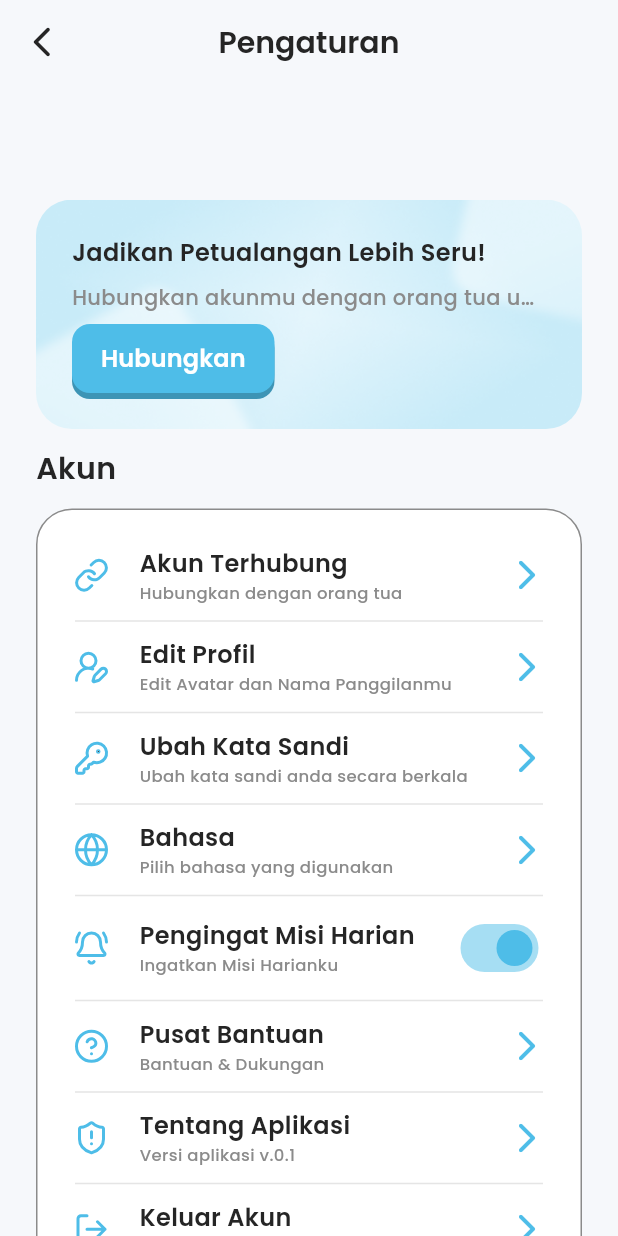
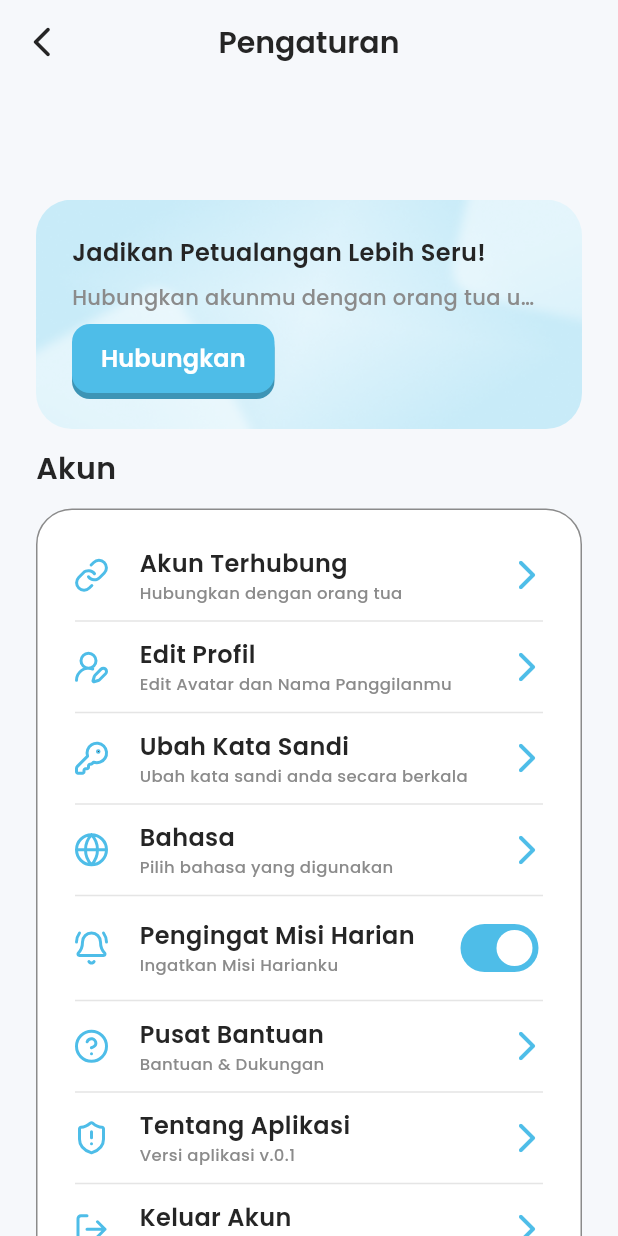
Before and after one commit to chindomiegoreng/mintrix, a Flutter app: the SettingsPage screen opened by its route, on a phone screen of 412 x 824 dp. Run offline on Flutter 3.47's test engine with Material 3 defaults, Android fonts, the light colour scheme and no system bars; our stand-ins replace bloc, equatable, flutter_bloc, flutter_svg, google_fonts, shared_preferences; missing offline and left inert: radar_chart; accounts and stored records are empty; project files that could hold a hidden picture were left out.

Commit message:
Update : Dependencies

```diff
--- a/lib/features/profile/presentation/pages/settings.dart
+++ b/lib/features/profile/presentation/pages/settings.dart
@@ -196,7 +196,7 @@ class _SettingsPageState extends State<SettingsPage> {
                         ),
                         Switch(
                           value: isDailyReminderEnabled,
-                          activeThumbColor: bluePrimaryColor,
+                          activeTrackColor: bluePrimaryColor,
                           onChanged: (bool value) {
                             setState(() {
                               isDailyReminderEnabled = value;
--- a/pubspec.yaml
+++ b/pubspec.yaml
@@ -37,7 +37,7 @@ dependencies:
   google_fonts: ^6.3.2
   flutter_svg: ^2.2.1
   radar_chart: ^2.1.0
-  fl_chart: ^1.1.1
+  fl_chart: ^1.1.0
 
   # BLoC State Management
   flutter_bloc: ^8.1.3
```
Also changed, not shown: pubspec.lock.
